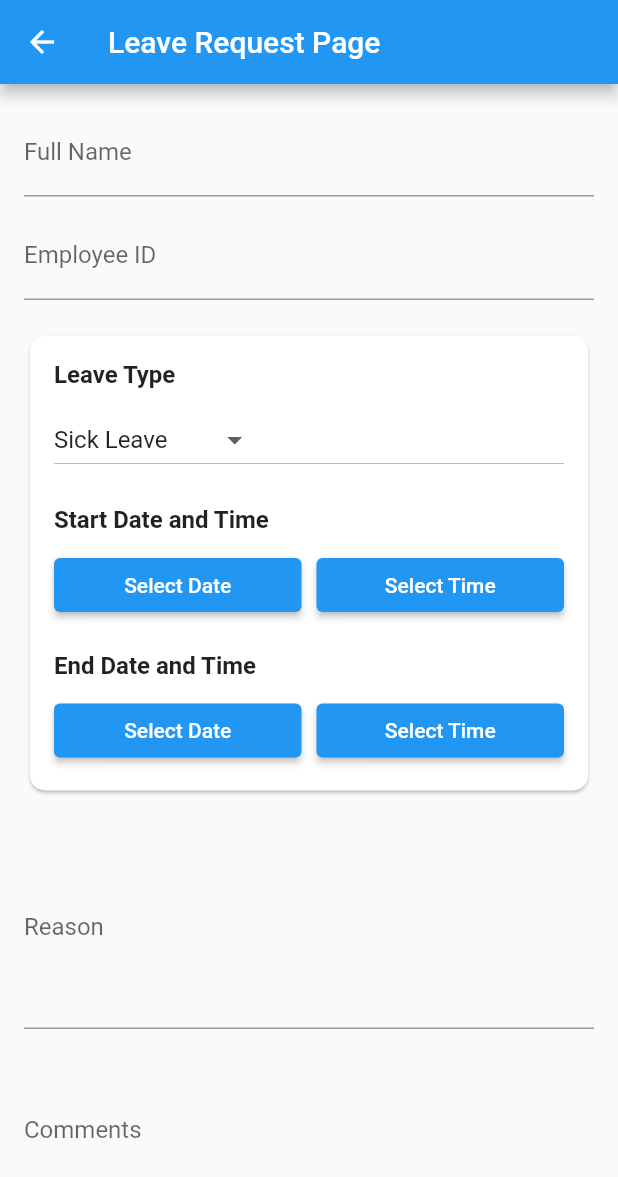
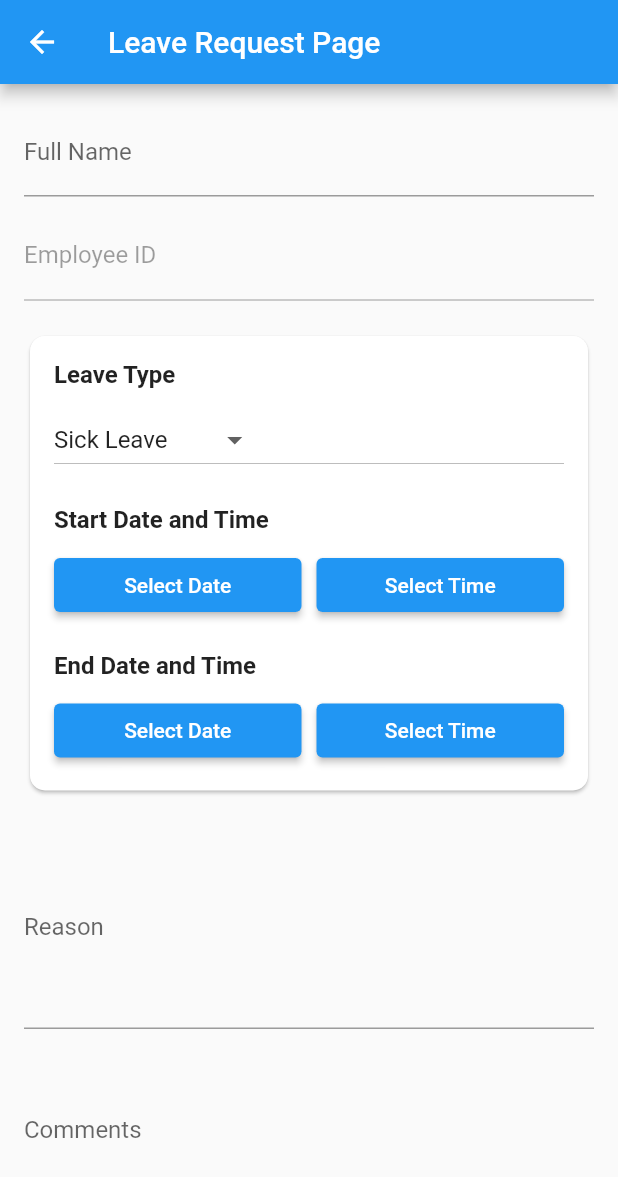
Before and after one commit to mrHeinrichh/Globagility_app, a Flutter app: the LeaveRequestPage screen opened directly, on a phone screen of 412 x 824 dp. Shown: the top 1177 px of the screen. Run offline on Flutter 3.47's test engine with Material 2 defaults, Android fonts, the phone set to English and light mode, and no system bars.

Commit message:
feat: :lipstick: Disabled employee id texfield

```diff
--- a/lib/views/leave.page.dart
+++ b/lib/views/leave.page.dart
@@ -72,7 +72,11 @@ class _LeaveRequestPageState extends State<LeaveRequestPage> {
             ),
             SizedBox(height: 10),
             TextField(
-              decoration: InputDecoration(labelText: 'Employee ID'),
+              decoration: InputDecoration(
+                labelText: 'Employee ID',
+                enabled:
+                    false, // Set this property to false to disable the TextField
+              ),
             ),
             SizedBox(height: 20),
             Card(
```
